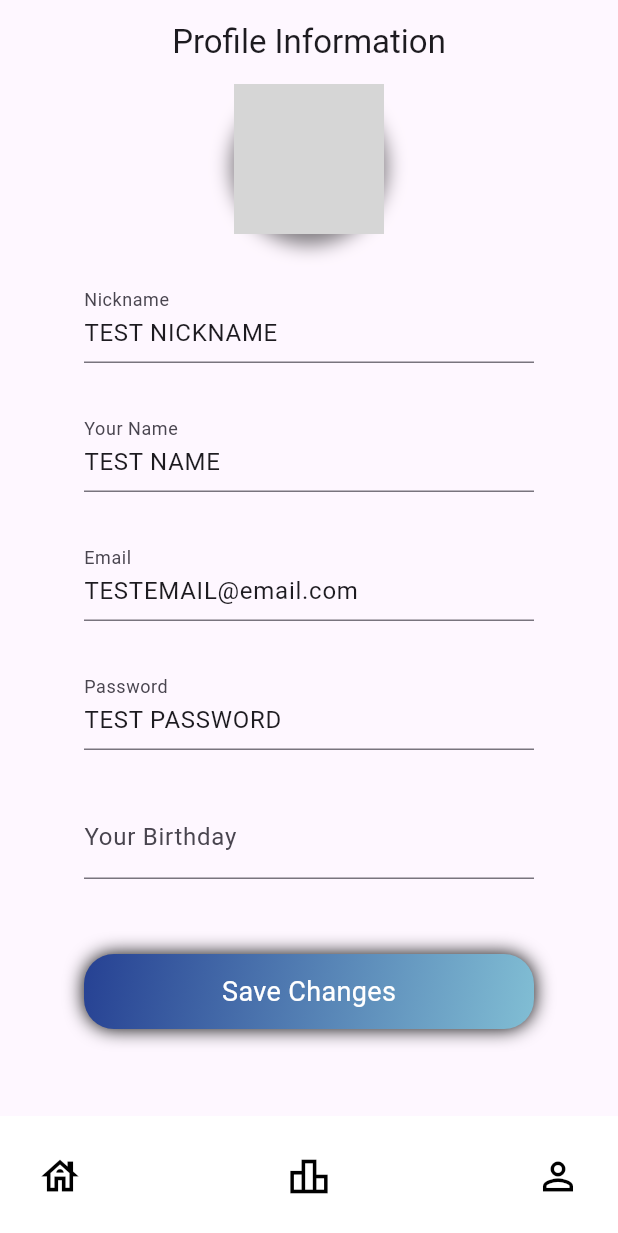
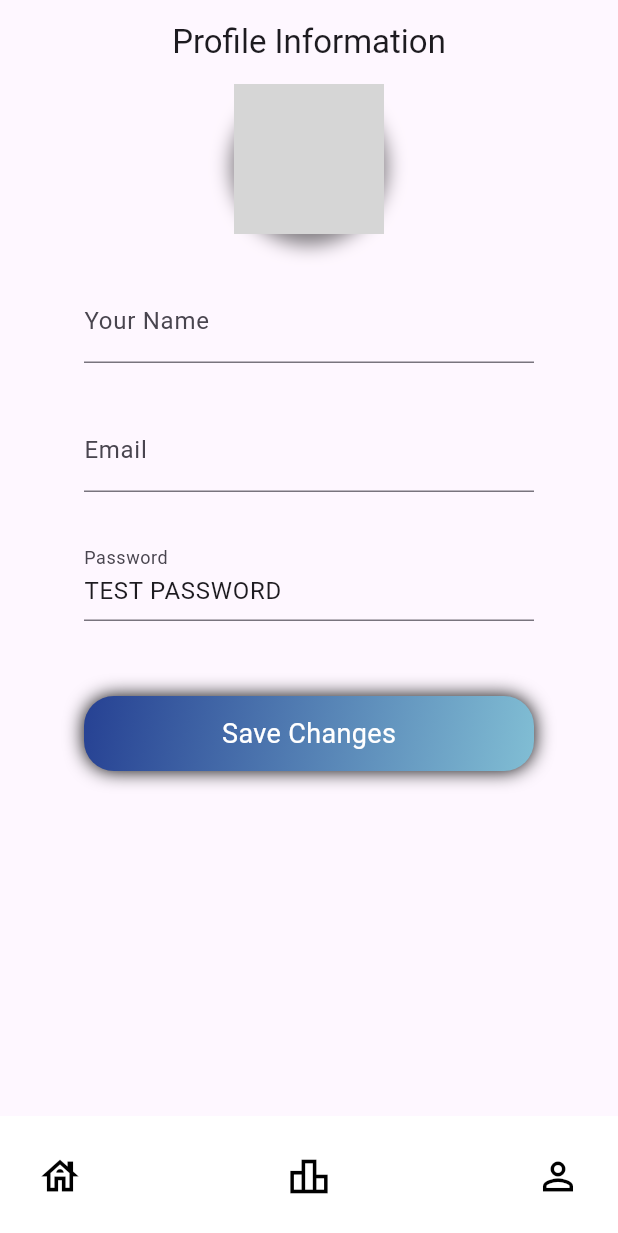
Before and after one commit to ronfrancisco24/Pennywise_Savings-Tracker, a Flutter app: the screen it shows once a user with an empty profile is signed in, item 3 of the bottom bar chosen, after a tap on "Profile Information", on a phone screen of 412 x 824 dp. Shown: the top 1233 px of the screen. Run offline on Flutter 3.47's test engine with Material 3 defaults, Android fonts, the phone set to English and light mode, and no system bars; our stand-ins replace cloud_firestore, firebase_auth, firebase_core, firebase_storage, image_cropper, image_picker; accounts and stored records are empty; network calls fail; Roboto replaces fonts that are missing (FontsFree); grey boxes are pictures that could not be loaded.

Commit message:
Updated the personal_information
Added the ability to display the email, username, updated the auth_service to add the email function

```diff
--- a/lib/authentication/auth_service.dart
+++ b/lib/authentication/auth_service.dart
@@ -8,6 +8,12 @@ class AuthService {
   User? getCurrentUser() {
     return _auth.currentUser;
   }
+
+  //get current email
+  String? getCurrentUserEmail(){
+    return _auth.currentUser?.email;
+  }
+
 
   // is user signed in
   bool isUserSignedIn(){
--- a/lib/screens/personal_information.dart
+++ b/lib/screens/personal_information.dart
@@ -1,5 +1,6 @@
 import 'package:flutter/material.dart';
 import '../widgets/constants.dart';
+import 'package:savings_2/authentication/auth_service.dart';
 
 
 void main(){
@@ -13,26 +14,27 @@ class PersonalInfoPage extends StatefulWidget {
 
 class _PersonalInfoPageState extends State <PersonalInfoPage>{
   // Create a TextEditingController
-  TextEditingController _nicknameController = TextEditingController();
   TextEditingController _nameController = TextEditingController();
   TextEditingController _emailController = TextEditingController();
   TextEditingController _passwordController = TextEditingController();
+  //Authenticating firebase to the personal information
+  final AuthService authService = AuthService();
 
 
   @override
   void initState(){
     super.initState();
-    //Set default username for debugging
-    _nicknameController.text = "TEST NICKNAME";
-    _nameController.text = "TEST NAME";
-    _emailController.text = "TESTEMAIL@email.com";
+    final username = authService.getUserName();
+    final userEmail = authService.getCurrentUserEmail();
+    //Set default placeholder for debugging
+    _nameController.text = '${username}';
+    _emailController.text = '${userEmail}';
     _passwordController.text = "TEST PASSWORD";
 
   }
   @override
   void dispose(){
     //Clean up the controller when widget is disposed.
-    _nicknameController.dispose();
     _nameController.dispose();
     _emailController.dispose();
     _passwordController.dispose();
@@ -66,22 +68,6 @@ class _PersonalInfoPageState extends State <PersonalInfoPage>{
                                 ]
                             ),
                             child: kCircleAvatar),
-                        Container(
-                          margin: EdgeInsets.only(top: 30),
-                          width: 300,
-                          child: TextField(
-                            // Username field
-                            controller: _nicknameController, //Setting the controller
-                            decoration: InputDecoration(
-                              labelText: 'Nickname',
-                              hintText: 'Enter Your Nickname',
-                              border:UnderlineInputBorder(
-                                borderSide: BorderSide(width: 5),
-                              ),
-
-                            ),
-                          ),
-                        ),
                         Container(
                           margin: EdgeInsets.only(top: 30),
                           width: 300,
@@ -127,20 +113,6 @@ class _PersonalInfoPageState extends State <PersonalInfoPage>{
                             ),
                           ),
                         ),
-                        Container(
-                          margin: EdgeInsets.only(top: 30),
-                          width: 300,
-                          child: TextField(
-                            // Birthday field
-                            decoration: InputDecoration(
-                              labelText: 'Your Birthday',
-                              hintText: 'Enter Your Birthday',
-                              border:UnderlineInputBorder(
-                                borderSide: BorderSide(width: 5),
-                              ),
-                            ),
-                          ),
-                        ),
                         SizedBox(
                           height: 50,
                         ),
```
